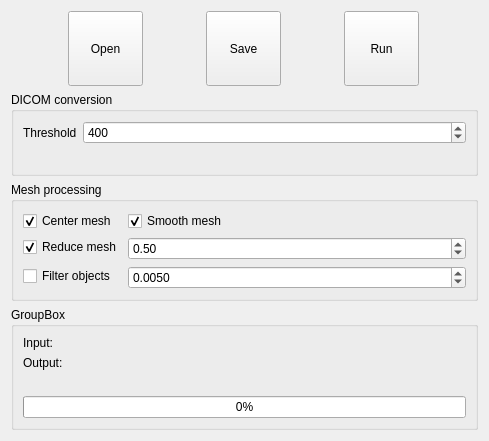
Above: gui/d2mWidget.ui from eidelen/DicomToMesh before the change. Below: the same form after it.
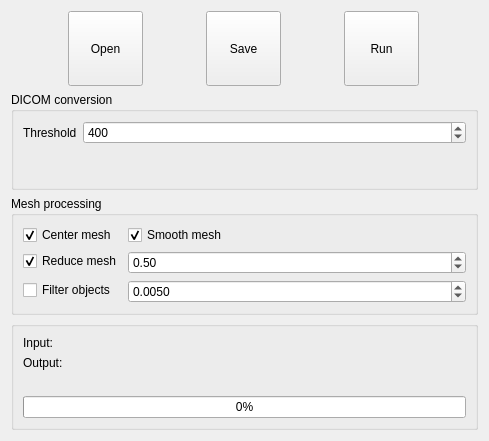
That is the form after the change. Icons and pictures are not drawn.

What changed in the file:
```diff
--- a/gui/d2mWidget.ui
+++ b/gui/d2mWidget.ui
@@ -23,7 +23,7 @@
    <item row="3" column="0">
     <widget class="QGroupBox" name="groupBox_3">
      <property name="title">
-      <string>GroupBox</string>
+      <string/>
      </property>
      <layout class="QVBoxLayout" name="verticalLayout">
       <item>
```
Left out of the diff: 9 changed lines with no effect on the pictures.
